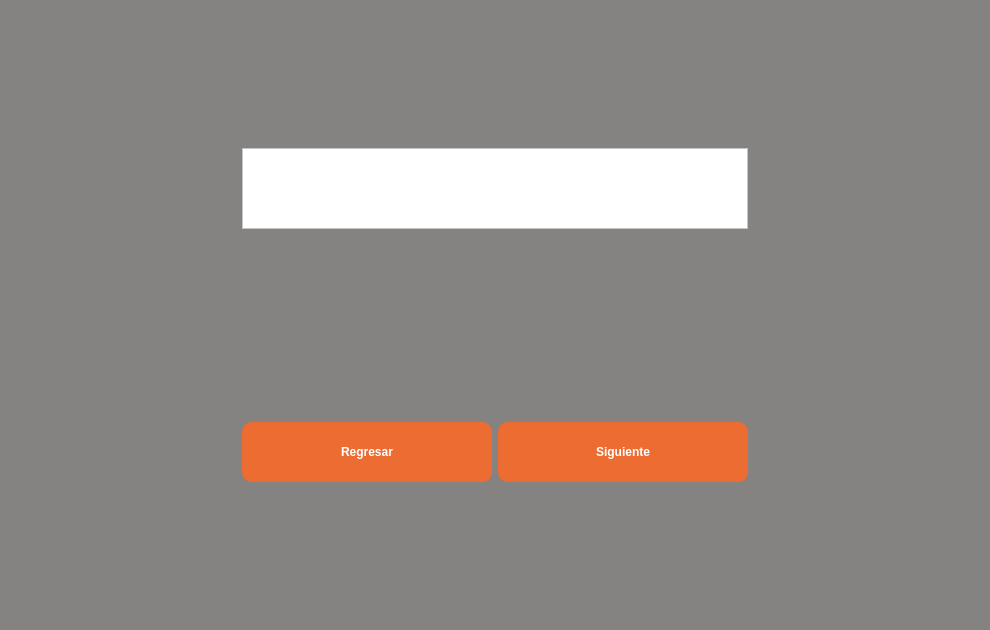
Qt form PreviewDiploma.ui (RicarlOz/DiplomaGenerator) before a commit.
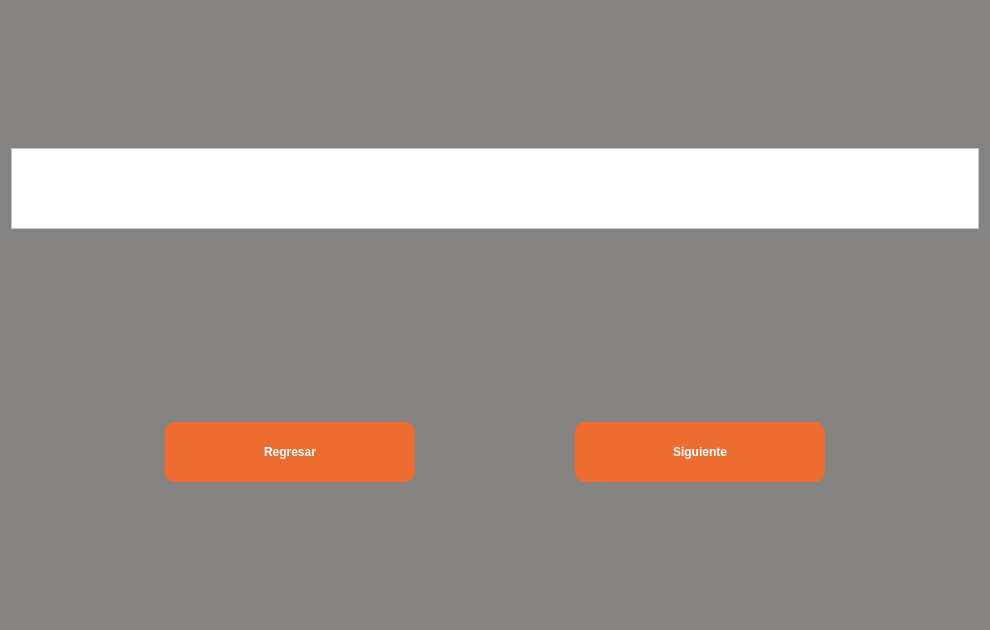
The same form after that commit. Icons and pictures are not drawn.

```diff
--- a/PreviewDiploma.ui
+++ b/PreviewDiploma.ui
@@ -438,8 +438,8 @@
    <string notr="true">color: white;
 background-color: rgb(132, 131, 130);</string>
   </property>
-  <layout class="QGridLayout" name="gridLayout">
-   <item row="0" column="0">
+  <layout class="QVBoxLayout" name="verticalLayout">
+   <item>
     <widget class="QFrame" name="frame">
      <property name="maximumSize">
       <size>
@@ -489,7 +489,7 @@
      </layout>
     </widget>
    </item>
-   <item row="1" column="0">
+   <item>
     <layout class="QVBoxLayout" name="vlPDF">
      <property name="leftMargin">
       <number>50</number>
@@ -502,7 +502,7 @@
      </property>
     </layout>
    </item>
-   <item row="2" column="0">
+   <item>
     <layout class="QHBoxLayout" name="hlButtons">
      <item>
       <widget class="QPushButton" name="btnBack">
```
